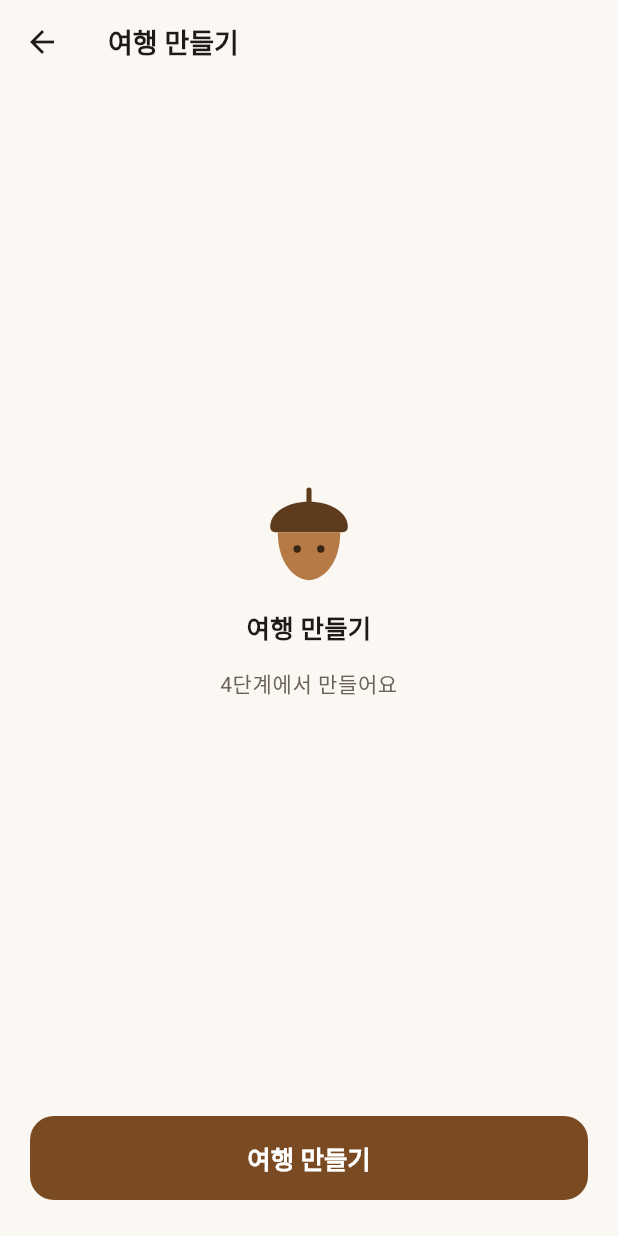
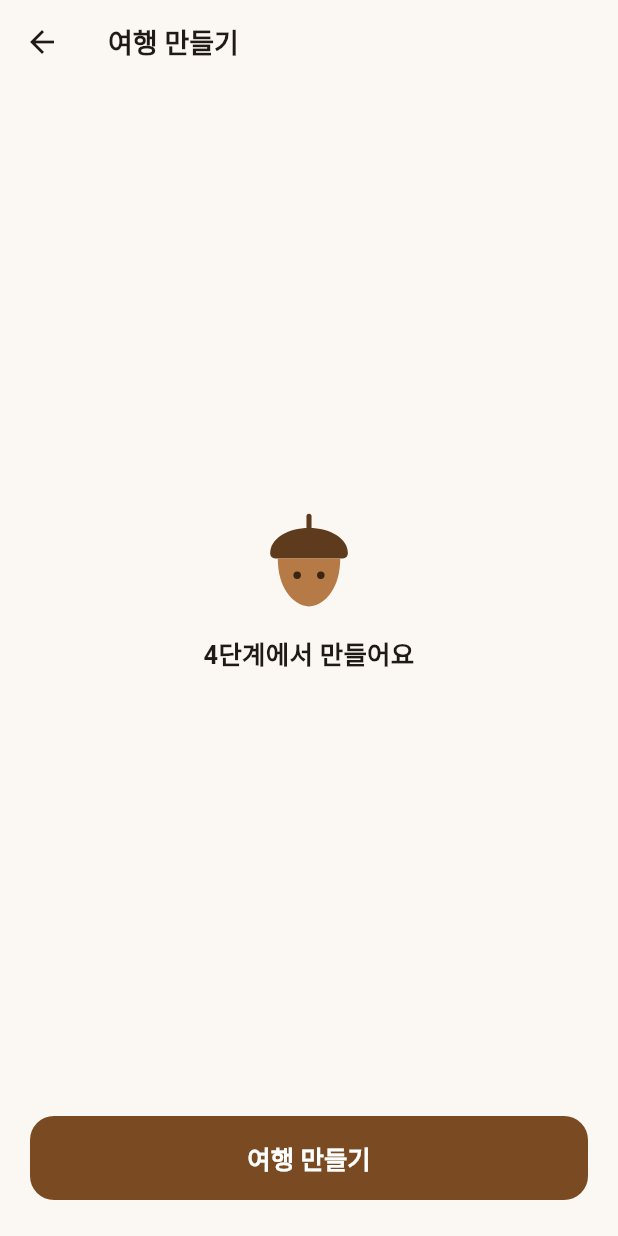
Before and after one commit to sunghaeJoung/tori, a Flutter app: the screen it shows after launch, after a tap on "새 여행 만들기", on a phone screen of 412 x 824 dp. Run offline on Flutter 3.47's test engine with Material 3 defaults, Android fonts, the phone set to English and light mode, and no system bars; our stand-ins replace decimal, flutter_riverpod, go_router; Roboto replaces fonts that are missing (Pretendard).

Commit message:
fix: 버튼 무한 폭 제거, 라우터 정리, 카드 배경색 지정

```diff
--- a/lib/app/router.dart
+++ b/lib/app/router.dart
@@ -27,7 +27,7 @@ abstract final class Routes {
 }
 
 final routerProvider = Provider<GoRouter>((ref) {
-  return GoRouter(
+  final router = GoRouter(
     // 닉네임이 없으면 첫 실행 화면으로 보내는 처리는 4단계에서 redirect로 넣는다.
     routes: [
       GoRoute(
@@ -77,6 +77,8 @@ final routerProvider = Provider<GoRouter>((ref) {
     ],
     errorBuilder: (context, state) => const _NotFoundScreen(),
   );
+  ref.onDispose(router.dispose);
+  return router;
 });
 
 String _tripId(GoRouterState state) => state.pathParameters['tripId']!;
--- a/lib/app/theme.dart
+++ b/lib/app/theme.dart
@@ -54,6 +54,12 @@ ThemeData _buildToriTheme() {
       error: ToriColors.danger,
       outline: ToriColors.border,
       outlineVariant: ToriColors.divider,
+      // 카드·다이얼로그·바텀시트 배경. 시드에서 만든 분홍빛 대신 흰색으로.
+      surfaceContainerLowest: ToriColors.surface,
+      surfaceContainerLow: ToriColors.surface,
+      surfaceContainer: ToriColors.surface,
+      surfaceContainerHigh: ToriColors.surface,
+      surfaceContainerHighest: ToriColors.surface,
     ),
   );
 
@@ -78,7 +84,6 @@ ThemeData _buildToriTheme() {
     labelLarge: t.labelLarge!.copyWith(
       fontSize: 14,
       fontWeight: FontWeight.w600,
-      color: ToriColors.textSub,
     ),
   );
 
@@ -92,7 +97,8 @@ ThemeData _buildToriTheme() {
     // 주 버튼은 FilledButton, 연한 버튼은 FilledButton.tonal, 보조 버튼은 TextButton.
     filledButtonTheme: FilledButtonThemeData(
       style: FilledButton.styleFrom(
-        minimumSize: const Size.fromHeight(56),
+        // 폭은 부모가 정한다 (BottomActions는 꽉 채움). 무한 폭을 쓰면 Row 안에서 깨진다.
+        minimumSize: const Size(64, 56),
         shape: shape16,
         textStyle: text.titleMedium,
         disabledBackgroundColor: ToriColors.disabled,
--- a/lib/shared/widgets/screen_placeholder.dart
+++ b/lib/shared/widgets/screen_placeholder.dart
@@ -22,7 +22,7 @@ class ScreenPlaceholder extends StatelessWidget {
   Widget build(BuildContext context) {
     return Scaffold(
       appBar: AppBar(title: Text(title)),
-      body: EmptyState(title: title, message: '$stage단계에서 만들어요'),
+      body: EmptyState(title: '$stage단계에서 만들어요'),
       bottomNavigationBar: BottomActions(children: actions),
     );
   }
```
